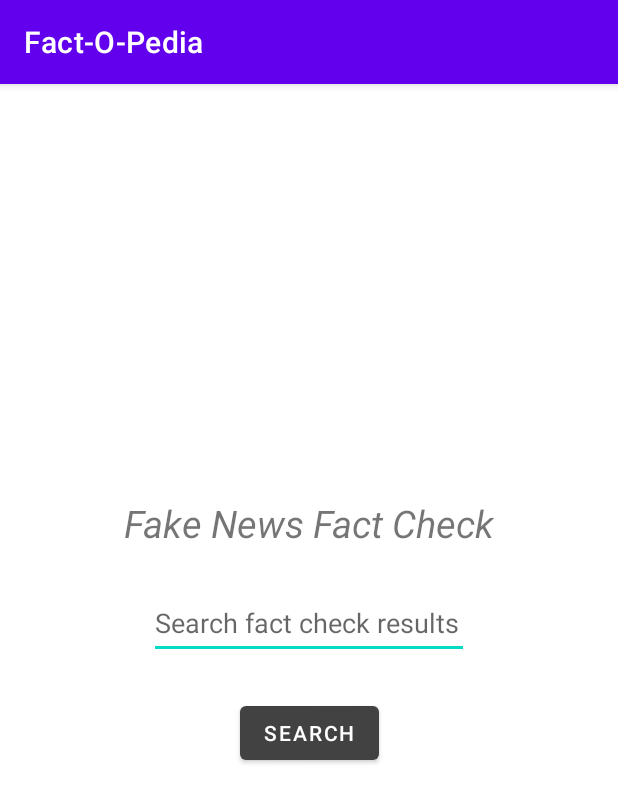
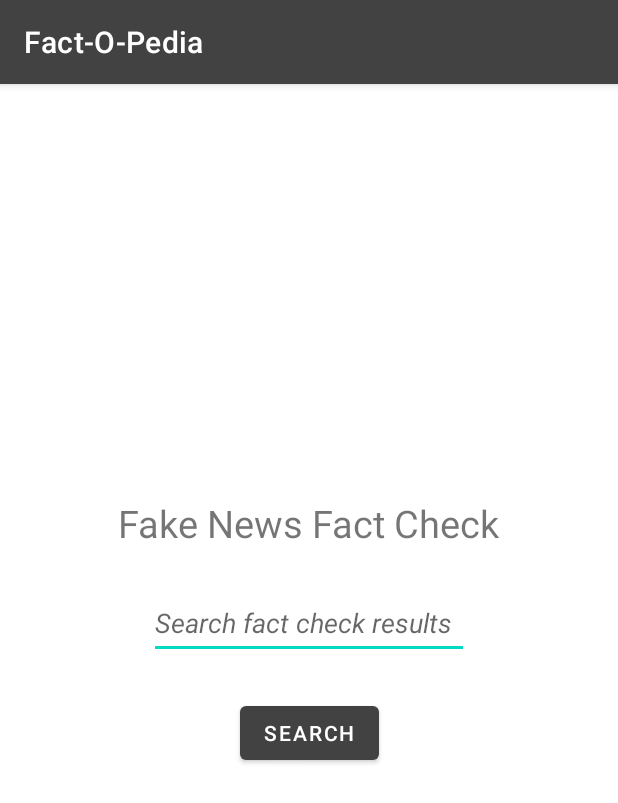
Before and after one commit to Deadman407/Fact-O-Pedia, an Android app: the screen it shows after launch (MainActivity), on a phone screen of 412 x 824 dp. Shown: the top 803 px of the screen. Run offline under Robolectric (Android 15) with nearby library versions, the light colour scheme and no system bars.

Commit message:
Modified Title Bar

```diff
--- a/app/src/main/res/layout/activity_fact_list.xml
+++ b/app/src/main/res/layout/activity_fact_list.xml
@@ -10,7 +10,6 @@
         android:id="@+id/queryText"
         android:layout_width="wrap_content"
         android:layout_height="wrap_content"
-        android:text="TextView"
         android:textSize="25sp"
         app:layout_constraintBottom_toBottomOf="parent"
         app:layout_constraintEnd_toEndOf="parent"
--- a/app/src/main/res/layout/activity_main.xml
+++ b/app/src/main/res/layout/activity_main.xml
@@ -16,7 +16,6 @@
         android:padding="25dp"
         android:text="@string/title"
         android:textSize="25sp"
-        android:textStyle="italic"
         app:layout_constraintEnd_toEndOf="parent"
         app:layout_constraintStart_toStartOf="parent"
         app:layout_constraintTop_toTopOf="parent" />
@@ -27,6 +26,7 @@
         android:layout_height="wrap_content"
         android:ems="10"
         android:hint="Search fact check results"
+        android:textStyle="italic"
         android:inputType="textPersonName"
         android:minHeight="48dp"
         app:layout_constraintEnd_toEndOf="parent"
--- a/app/src/main/res/values/themes.xml
+++ b/app/src/main/res/values/themes.xml
@@ -2,8 +2,8 @@
     <!-- Base application theme. -->
     <style name="Theme.FactOPedia" parent="Theme.MaterialComponents.DayNight.DarkActionBar">
         <!-- Primary brand color. -->
-        <item name="colorPrimary">@color/purple_500</item>
-        <item name="colorPrimaryVariant">@color/purple_700</item>
+        <item name="colorPrimary">@color/cardview_dark_background</item>
+        <item name="colorPrimaryVariant">@color/cardview_dark_background</item>
         <item name="colorOnPrimary">@color/white</item>
         <!-- Secondary brand color. -->
         <item name="colorSecondary">@color/teal_200</item>
```
